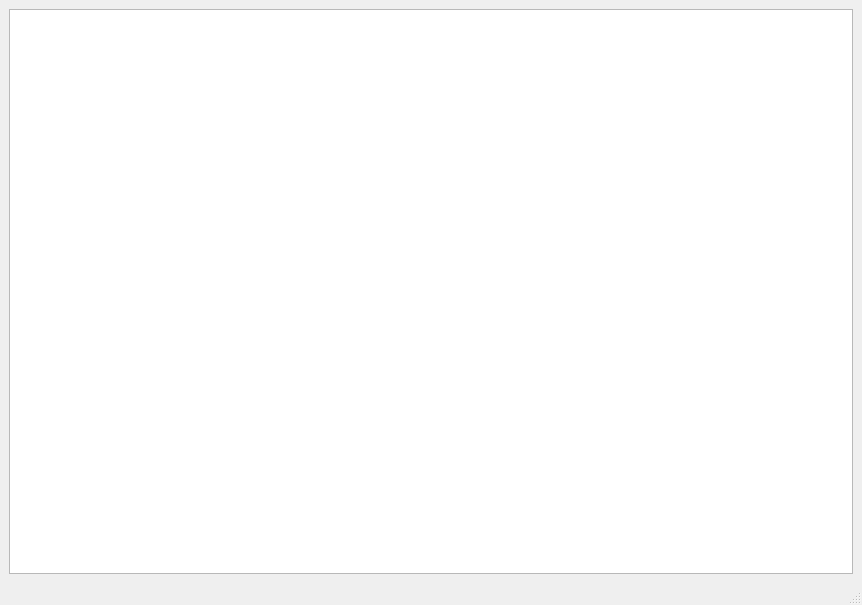
First picture: the form in game/mainwindow.ui, repository lupen14/prog, before the edit.
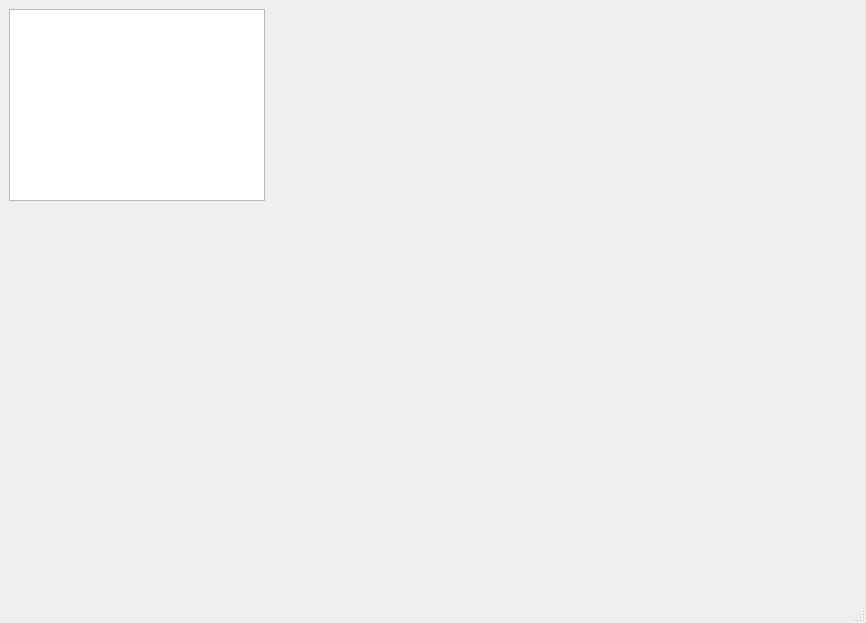
Second picture: the form after the edit.

Patch:
```diff
--- a/game/mainwindow.ui
+++ b/game/mainwindow.ui
@@ -6,19 +6,24 @@
    <rect>
     <x>0</x>
     <y>0</y>
-    <width>862</width>
-    <height>605</height>
+    <width>866</width>
+    <height>623</height>
    </rect>
   </property>
   <property name="windowTitle">
    <string>MainWindow</string>
   </property>
   <widget class="QWidget" name="centralwidget">
-   <layout class="QGridLayout" name="gridLayout">
-    <item row="0" column="0">
-     <widget class="QGraphicsView" name="graphicsView"/>
-    </item>
-   </layout>
+   <widget class="QGraphicsView" name="graphicsView">
+    <property name="geometry">
+     <rect>
+      <x>9</x>
+      <y>9</y>
+      <width>256</width>
+      <height>192</height>
+     </rect>
+    </property>
+   </widget>
   </widget>
   <widget class="QMenuBar" name="menubar">
    <property name="geometry">
```
Left out of the diff: 4 changed lines with no effect on the pictures.
